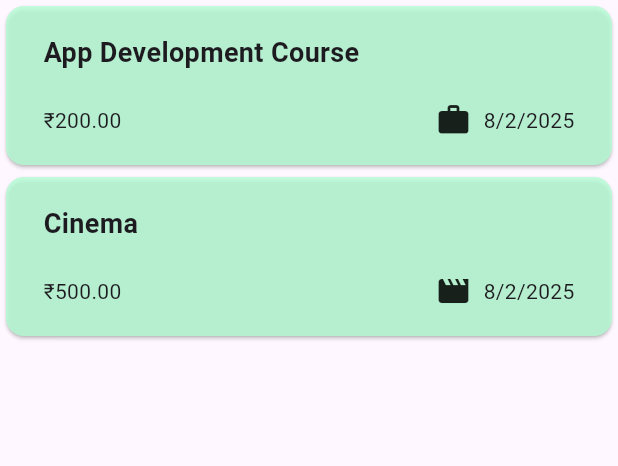
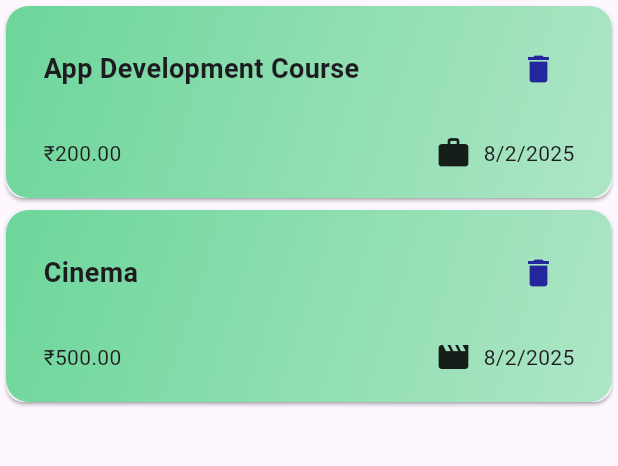
Before and after one commit to Riddhi138/ExpenseTracker, a Flutter app: the screen it shows after launch, on a phone screen of 412 x 824 dp, the part 114-580 px from its top. Run offline on Flutter 3.47's test engine with Material 3 defaults, Android fonts, the phone set to English and light mode, and no system bars.

Commit message:
Learnt Expense Adding, Deleting, Gradient Property,full screen modal

```diff
--- a/lib/widgets/expenses.dart
+++ b/lib/widgets/expenses.dart
@@ -9,6 +9,7 @@ import 'package:expense_tracker/model/expense.dart';
 
 class Expenses extends StatefulWidget {
 const Expenses ({super.key});      //constructor
+
 
 //we are overriding a createState () of Expense Widget and is returning the build state method
 
@@ -45,14 +46,57 @@ class _ExpensesState extends State<Expenses>
     //showModalBottomSheet used to show panel : slides up from the bottom of the screen.
     // used to display extra options, forms, or menus without leaving the current page
     showModalBottomSheet(
+     isScrollControlled: true,
      context: context,
-     builder : (ctx) => const NewExpense(),
+     builder : (ctx) =>  NewExpense(onAddExpense: _addExpense,),
      );
 
   }
 
+  void _addExpense (Expense expense)
+  {
+    setState(() {
+    _registeredExpenses.add(expense);
+    });
+
+  }
+
+  void _deleteExpense(Expense expense) {
+    final expenseIndex = _registeredExpenses.indexOf(expense);
+    setState(() {
+      _registeredExpenses.remove(expense);
+    });
+
+    // Show undo snackbar
+    ScaffoldMessenger.of(context).clearSnackBars();
+    ScaffoldMessenger.of(context).showSnackBar(
+      SnackBar(
+        duration: const Duration(seconds: 3),
+        content: const Text('Expense deleted.'),
+        action: SnackBarAction(
+          label: 'Undo',
+          onPressed: () {
+            setState(() {
+              _registeredExpenses.insert(expenseIndex, expense);
+            });
+          },
+        ),
+      ),
+    );
+  }
+
   @override
   Widget build(context) {
+    Widget mainContent = const Center(
+      child: Text('No expenses found. Start adding some!'),
+    );
+
+    if (_registeredExpenses.isNotEmpty) {
+      mainContent = ExpensesList(
+        expenses: _registeredExpenses,
+        onRemoveExpense: _deleteExpense,
+      );
+    }
 
     // Scaffold widget to set font and all
    return Scaffold(
@@ -69,11 +113,7 @@ class _ExpensesState extends State<Expenses>
     body: Column(
       children: [
         const Text('The Chart'),
-        Expanded(
-          child:
-             ExpensesList(expenses: _registeredExpenses)   //to show dummy data stored in _registeredExpenses
-          ),
-
+        Expanded(child: mainContent),
       ],
     ),
    );
--- a/lib/widgets/expenses_list/expense_item.dart
+++ b/lib/widgets/expenses_list/expense_item.dart
@@ -3,8 +3,9 @@ import 'package:expense_tracker/model/expense.dart';
 
 class ExpenseItem extends StatelessWidget
 {
-  const ExpenseItem (this.expense, {super.key});
+  const ExpenseItem (this.expense, {super.key, required this.onDeleteExpense});
   final Expense expense;
+  final void Function(Expense expense) onDeleteExpense;
 
   @override
   Widget build(context) {
@@ -12,20 +13,50 @@ class ExpenseItem extends StatelessWidget
     //Card widget is like a rectangle butwith shadow and all makes it stand a bit more
     //takes a child parameter
     Card(
-      color: Color.fromARGB(202, 180, 255, 213),
+     // color: Color.fromARGB(255, 190, 253, 217),
+      shadowColor: Colors.grey,
+     child: Container(
+        decoration: BoxDecoration(
+          gradient: LinearGradient(
+            colors: [
+              Color.fromARGB(255, 108, 214, 154),
+              Color.fromARGB(255, 174, 230, 198),
+            ],
+            begin: Alignment.topLeft,
+            end: Alignment.bottomRight,
+          ),
+          borderRadius: BorderRadius.circular(15),
+        ),
+
       child:
         Padding(
           padding: const EdgeInsets.symmetric(
             horizontal: 25,
             vertical: 18,
           ),
+
           child:
           Column(
             crossAxisAlignment: CrossAxisAlignment.start,
             children: [
-            Text(
-              expense.title,
-              style: TextStyle(fontWeight: FontWeight.bold, fontSize: 18),),
+            Row(
+              children: [
+                Text(
+                  expense.title,
+                  style: TextStyle(fontWeight: FontWeight.bold, fontSize: 18),
+                ),
+                const Spacer(),
+                IconButton(
+                  onPressed: () {
+                    onDeleteExpense(expense);
+                  },
+                  icon: Icon(
+                    Icons.delete,
+                    color: const Color.fromARGB(255, 36, 38, 155),
+                  ),
+                ),
+              ],
+            ),
             const SizedBox( height: 20),
 
             Row(
@@ -53,6 +84,7 @@ class ExpenseItem extends StatelessWidget
           ],
           ),
         ),
+    )
     );
 
   }
--- a/lib/widgets/expenses_list/expenses_list.dart
+++ b/lib/widgets/expenses_list/expenses_list.dart
@@ -5,8 +5,9 @@ import 'package:flutter/widgets.dart';
 class ExpensesList extends StatelessWidget
 {
   //accepts list of expenses
-  const ExpensesList ({super.key, required this.expenses,});
+  const ExpensesList ({super.key, required this.expenses, required this.onRemoveExpense});
   final List<Expense> expenses;
+  final void Function(Expense expense) onRemoveExpense;
 
 @override
   Widget build( context) {
@@ -21,7 +22,7 @@ class ExpensesList extends StatelessWidget
     itemCount: expenses.length,
     itemBuilder: (context, index) =>
       //accessing expense title using index of list
-      ExpenseItem(expenses[index]),
+      ExpenseItem(expenses[index], onDeleteExpense: onRemoveExpense),
     );
   }
 }
```
Also changed, not shown: lib/widgets/new_expense.dart (+123 -16 lines).
